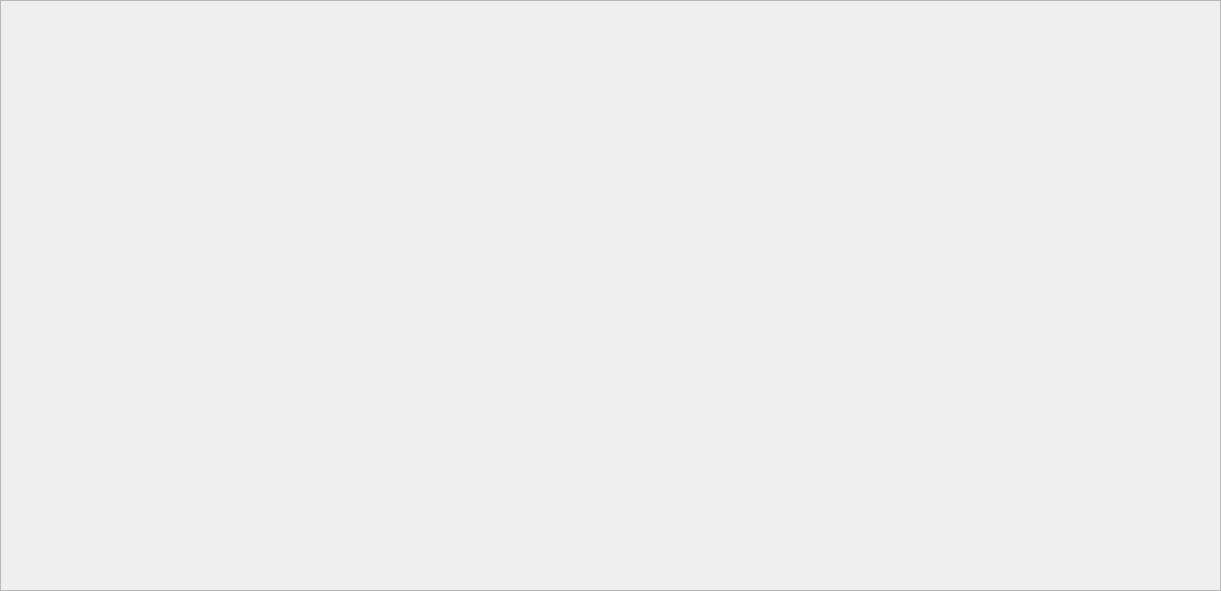
This is quframe.ui in lsoftp/water as Qt 5 draws it before an edit. The edited form follows.
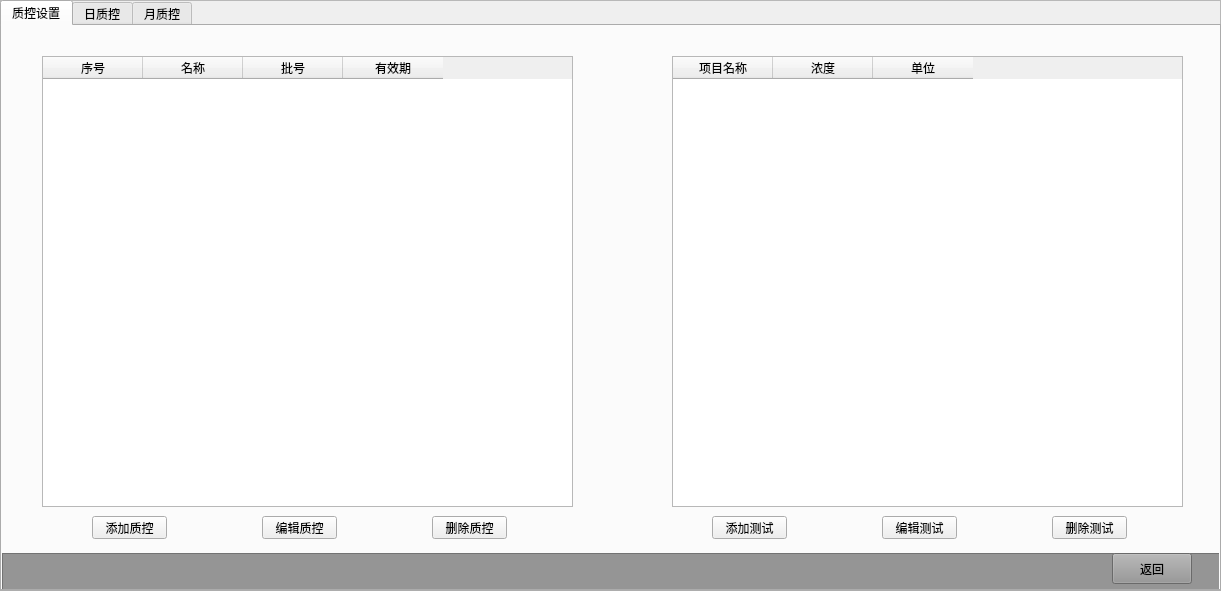
This is the edited form.

Patch:
```diff
--- a/quframe.ui
+++ b/quframe.ui
@@ -19,6 +19,199 @@
   <property name="frameShadow">
    <enum>QFrame::Raised</enum>
   </property>
+  <widget class="QTabWidget" name="tabWidget">
+   <property name="geometry">
+    <rect>
+     <x>0</x>
+     <y>0</y>
+     <width>1221</width>
+     <height>591</height>
+    </rect>
+   </property>
+   <property name="currentIndex">
+    <number>0</number>
+   </property>
+   <widget class="QWidget" name="tab">
+    <attribute name="title">
+     <string>质控设置</string>
+    </attribute>
+    <widget class="QFrame" name="frame_8">
+     <property name="geometry">
+      <rect>
+       <x>0</x>
+       <y>527</y>
+       <width>1221</width>
+       <height>40</height>
+      </rect>
+     </property>
+     <property name="styleSheet">
+      <string notr="true">background-color: rgb(149, 149, 149);</string>
+     </property>
+     <property name="frameShape">
+      <enum>QFrame::StyledPanel</enum>
+     </property>
+     <property name="frameShadow">
+      <enum>QFrame::Raised</enum>
+     </property>
+     <widget class="QPushButton" name="careturnbtn">
+      <property name="geometry">
+       <rect>
+        <x>1110</x>
+        <y>0</y>
+        <width>80</width>
+        <height>31</height>
+       </rect>
+      </property>
+      <property name="text">
+       <string>返回</string>
+      </property>
+     </widget>
+    </widget>
+    <widget class="QPushButton" name="pushButton_2">
+     <property name="geometry">
+      <rect>
+       <x>260</x>
+       <y>490</y>
+       <width>75</width>
+       <height>23</height>
+      </rect>
+     </property>
+     <property name="text">
+      <string>编辑质控</string>
+     </property>
+    </widget>
+    <widget class="QPushButton" name="pushButton_9">
+     <property name="geometry">
+      <rect>
+       <x>1050</x>
+       <y>490</y>
+       <width>75</width>
+       <height>23</height>
+      </rect>
+     </property>
+     <property name="text">
+      <string>删除测试</string>
+     </property>
+    </widget>
+    <widget class="QPushButton" name="pushButton_3">
+     <property name="geometry">
+      <rect>
+       <x>430</x>
+       <y>490</y>
+       <width>75</width>
+       <height>23</height>
+      </rect>
+     </property>
+     <property name="text">
+      <string>删除质控</string>
+     </property>
+    </widget>
+    <widget class="QPushButton" name="pushButton">
+     <property name="geometry">
+      <rect>
+       <x>90</x>
+       <y>490</y>
+       <width>75</width>
+       <height>23</height>
+      </rect>
+     </property>
+     <property name="text">
+      <string>添加质控</string>
+     </property>
+    </widget>
+    <widget class="QPushButton" name="pushButton_7">
+     <property name="geometry">
+      <rect>
+       <x>880</x>
+       <y>490</y>
+       <width>75</width>
+       <height>23</height>
+      </rect>
+     </property>
+     <property name="text">
+      <string>编辑测试</string>
+     </property>
+    </widget>
+    <widget class="QTableWidget" name="tableWidget">
+     <property name="geometry">
+      <rect>
+       <x>40</x>
+       <y>30</y>
+       <width>531</width>
+       <height>451</height>
+      </rect>
+     </property>
+     <column>
+      <property name="text">
+       <string>序号</string>
+      </property>
+     </column>
+     <column>
+      <property name="text">
+       <string>名称</string>
+      </property>
+     </column>
+     <column>
+      <property name="text">
+       <string>批号</string>
+      </property>
+     </column>
+     <column>
+      <property name="text">
+       <string>有效期</string>
+      </property>
+     </column>
+    </widget>
+    <widget class="QPushButton" name="pushButton_8">
+     <property name="geometry">
+      <rect>
+       <x>710</x>
+       <y>490</y>
+       <width>75</width>
+       <height>23</height>
+      </rect>
+     </property>
+     <property name="text">
+      <string>添加测试</string>
+     </property>
+    </widget>
+    <widget class="QTableWidget" name="tableWidget_2">
+     <property name="geometry">
+      <rect>
+       <x>670</x>
+       <y>30</y>
+       <width>511</width>
+       <height>451</height>
+      </rect>
+     </property>
+     <column>
+      <property name="text">
+       <string>项目名称</string>
+      </property>
+     </column>
+     <column>
+      <property name="text">
+       <string>浓度</string>
+      </property>
+     </column>
+     <column>
+      <property name="text">
+       <string>单位</string>
+      </property>
+     </column>
+    </widget>
+   </widget>
+   <widget class="QWidget" name="tab_2">
+    <attribute name="title">
+     <string>日质控</string>
+    </attribute>
+   </widget>
+   <widget class="QWidget" name="tab_3">
+    <attribute name="title">
+     <string>月质控</string>
+    </attribute>
+   </widget>
+  </widget>
  </widget>
  <resources/>
  <connections/>
```
